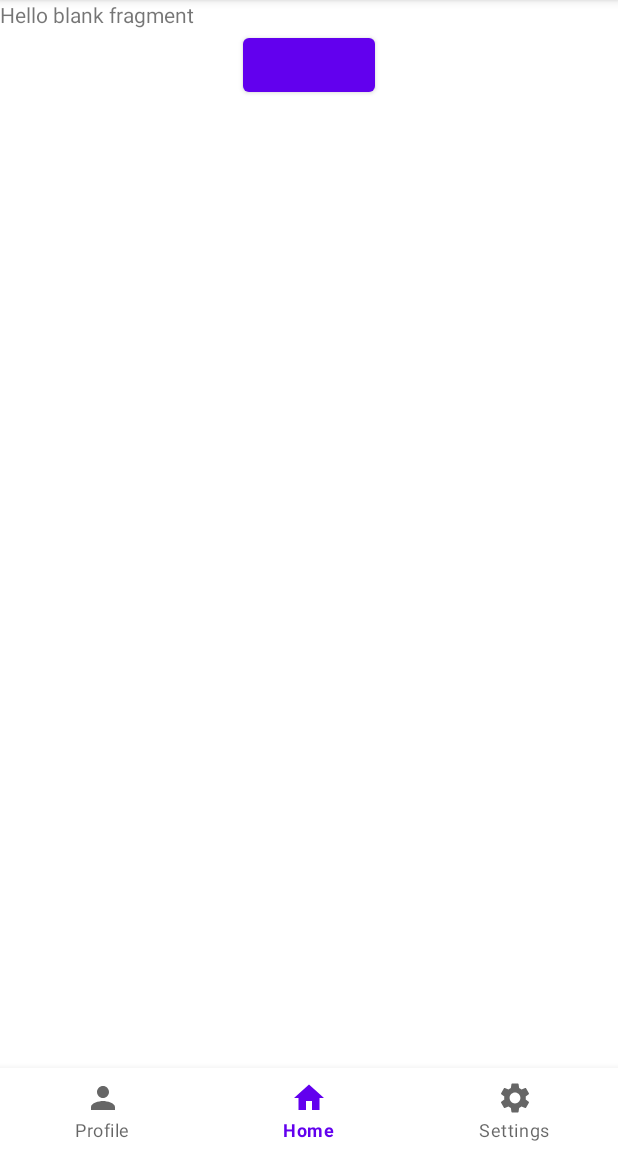
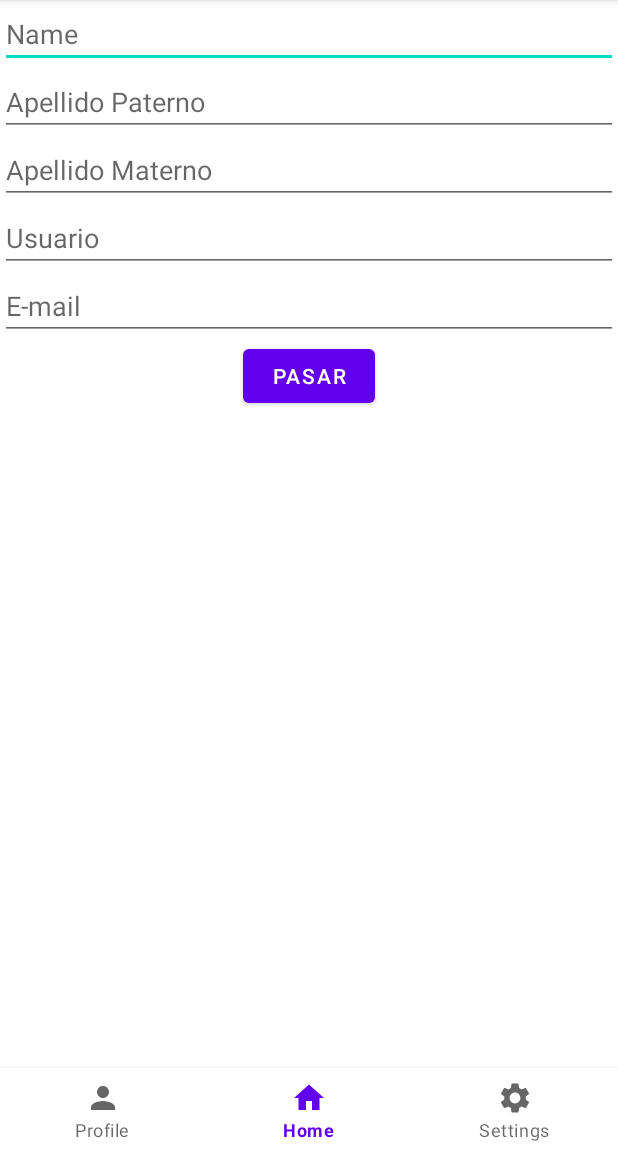
Before and after one commit to mikohel/NavNavigationMiko, an Android app: the screen it shows after launch (MainActivity), on a phone screen of 412 x 824 dp, the part 84-1236 px from its top. Run offline under Robolectric (Android 15) with nearby library versions, the phone set to English and light mode, and no system bars; our stand-ins replace navigation-ui.

Commit message:
Este commit es del RetoNavigation

```diff
--- a/app/src/main/res/layout/fragment_home.xml
+++ b/app/src/main/res/layout/fragment_home.xml
@@ -7,18 +7,75 @@
     tools:context=".HomeFragment">
 
     <!-- TODO: Update blank fragment layout -->
-    <TextView
-        android:id="@+id/txt1"
-        android:layout_width="wrap_content"
+
+    <EditText
+        android:id="@+id/etName"
+        android:layout_width="match_parent"
         android:layout_height="wrap_content"
-        android:text="@string/hello_blank_fragment" />
+        android:ems="10"
+        android:hint="Name"
+        app:layout_constraintTop_toTopOf="parent"
+        app:layout_constraintRight_toRightOf="parent"
+        app:layout_constraintLeft_toLeftOf="parent"
+
+        />
+
+    <EditText
+        android:id="@+id/etPaterno"
+        android:layout_width="match_parent"
+        android:layout_height="wrap_content"
+        android:ems="10"
+        android:hint="Apellido Paterno"
+        app:layout_constraintTop_toBottomOf="@id/etName"
+        app:layout_constraintRight_toRightOf="parent"
+        app:layout_constraintLeft_toLeftOf="parent"
+
+        />
+
+
+    <EditText
+        android:id="@+id/etMaterno"
+        android:layout_width="match_parent"
+        android:layout_height="wrap_content"
+        android:ems="10"
+        android:hint="Apellido Materno"
+        app:layout_constraintTop_toBottomOf="@id/etPaterno"
+        app:layout_constraintRight_toRightOf="parent"
+        app:layout_constraintLeft_toLeftOf="parent"
+
+      />
+    <EditText
+        android:id="@+id/etUsuario"
+        android:layout_width="match_parent"
+        android:layout_height="wrap_content"
+        android:ems="10"
+        android:hint="Usuario"
+        app:layout_constraintTop_toBottomOf="@id/etMaterno"
+        app:layout_constraintRight_toRightOf="parent"
+        app:layout_constraintLeft_toLeftOf="parent"
+
+        />
+
+    <EditText
+        android:id="@+id/etCorreo"
+        android:layout_width="match_parent"
+        android:layout_height="wrap_content"
+        android:ems="10"
+        android:hint="E-mail"
+        app:layout_constraintTop_toBottomOf="@id/etUsuario"
+        app:layout_constraintRight_toRightOf="parent"
+        app:layout_constraintLeft_toLeftOf="parent"
+
+        />
 
     <Button
         android:id="@+id/btnHomeInside"
         android:layout_width="wrap_content"
         android:layout_height="wrap_content"
         app:layout_constraintLeft_toLeftOf="parent"
+        android:text="pasar"
         app:layout_constraintRight_toRightOf="parent"
-        app:layout_constraintTop_toBottomOf="@id/txt1"
-/>
+        app:layout_constraintTop_toBottomOf="@id/etCorreo"
+        />
+
 </androidx.constraintlayout.widget.ConstraintLayout>
--- a/app/src/main/res/navigation/nav_graph.xml
+++ b/app/src/main/res/navigation/nav_graph.xml
@@ -20,9 +20,20 @@
         android:label="fragment_inside_home"
         tools:layout="@layout/fragment_inside_home" >
         <argument
-            android:name="argumentoPasado"
-            app:argType="string"
-            android:defaultValue="aaa" />
+            android:name="nombre"
+            app:argType="string" />
+        <argument
+            android:name="appaterno"
+            app:argType="string" />
+        <argument
+            android:name="apmaterno"
+            app:argType="string" />
+        <argument
+            android:name="usuario"
+            app:argType="string" />
+        <argument
+            android:name="email"
+            app:argType="string" />
     </fragment>
     <fragment
         android:id="@+id/profileFragment"
```
Also changed, not shown: app/src/main/java/com/example/navnavigationmiko/HomeFragment.kt (+7 -2 lines), app/src/main/java/com/example/navnavigationmiko/InsideHome.kt (+17 -2 lines), app/src/main/res/layout/fragment_inside_home.xml (+59 -2 lines).
